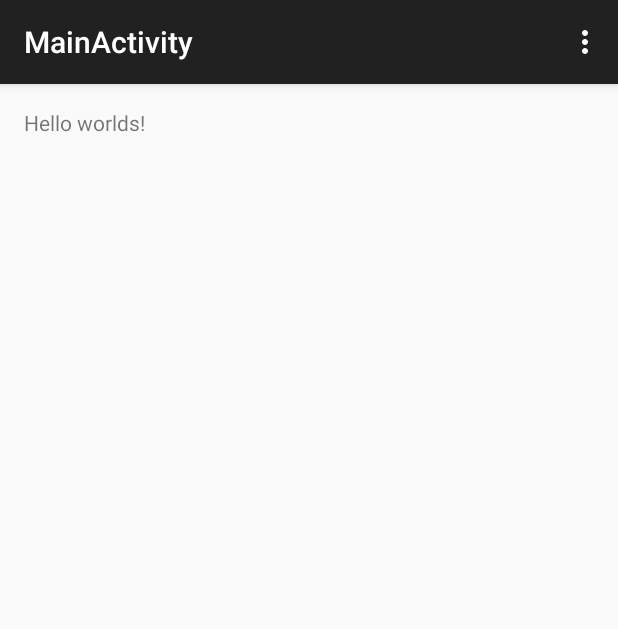
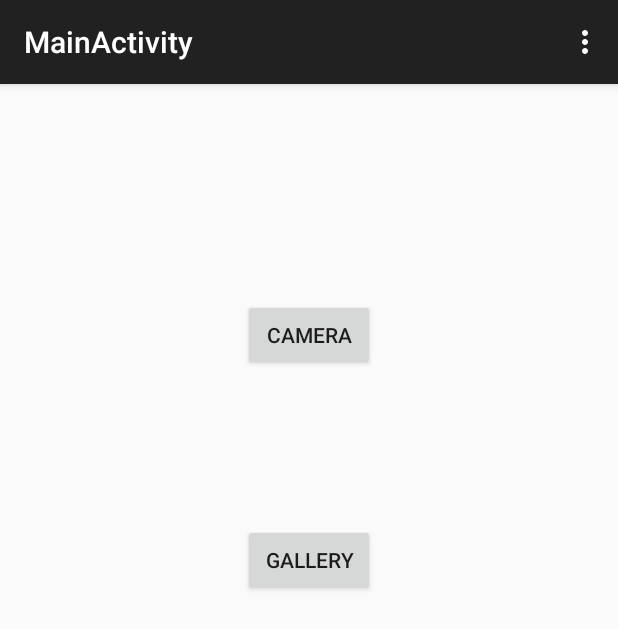
Before and after one commit to dmonroym/TheSelfieStudio, an Android app: the screen it shows after launch (MainActivity), on a phone screen of 412 x 824 dp. Shown: the top 629 px of the screen. Run offline under Robolectric (Android 15) with nearby library versions, the phone set to English and light mode, and no system bars; libraries missing offline, so code that uses them is left out: com.facebook; 1 statement that could not run was skipped.

Commit message:
Added buttons to MainActivity

```diff
--- a/app/src/main/res/layout/activity_main.xml
+++ b/app/src/main/res/layout/activity_main.xml
@@ -6,7 +6,22 @@
     android:paddingBottom="@dimen/activity_vertical_margin"
     tools:context="com.cs371m.theselfiestudio.MainActivity">
 
-    <TextView android:text="@string/hello_world" android:layout_width="wrap_content"
-        android:layout_height="wrap_content" />
+    <Button
+        android:layout_width="wrap_content"
+        android:layout_height="wrap_content"
+        android:text="Camera"
+        android:id="@+id/button"
+        android:layout_marginTop="127dp"
+        android:layout_alignParentTop="true"
+        android:layout_alignLeft="@+id/button2"
+        android:layout_alignStart="@+id/button2" />
 
+    <Button
+        android:layout_width="wrap_content"
+        android:layout_height="wrap_content"
+        android:text="Gallery"
+        android:id="@+id/button2"
+        android:layout_marginTop="102dp"
+        android:layout_below="@+id/button"
+        android:layout_centerHorizontal="true" />
 </RelativeLayout>
```
